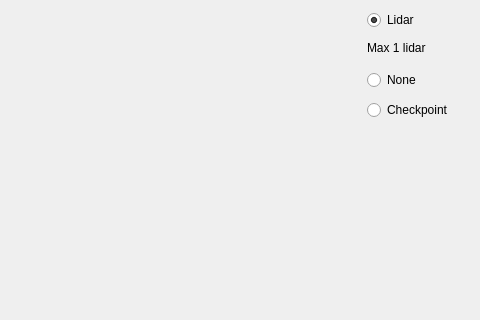
First picture: the form in src/gui/simulation/environment_test/simulatemapwindow.ui, repository madmilla/THO78-Roborescue, before the edit; both pictures show x 193 to 673 and y 0 to 320 of the 673 by 475 pixel window.
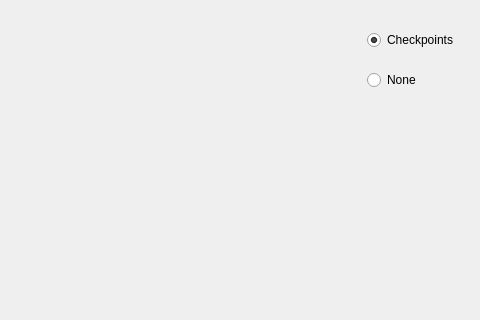
Second picture: the form after the edit.

Commit message:
All warnings fixed / lidar removed
Removed lidar add option and replaced it with only checkpoints. Fixed
all warnings that weren’t handled correctly.

The edit to the form file:
```diff
--- a/src/gui/simulation/environment_test/simulatemapwindow.ui
+++ b/src/gui/simulation/environment_test/simulatemapwindow.ui
@@ -26,22 +26,6 @@
     <string>Simulate</string>
    </property>
   </widget>
-  <widget class="QRadioButton" name="lidarButton">
-   <property name="geometry">
-    <rect>
-     <x>560</x>
-     <y>10</y>
-     <width>102</width>
-     <height>20</height>
-    </rect>
-   </property>
-   <property name="text">
-    <string>Lidar</string>
-   </property>
-   <property name="checked">
-    <bool>true</bool>
-   </property>
-  </widget>
   <widget class="QRadioButton" name="noneButton">
    <property name="geometry">
     <rect>
@@ -55,30 +39,20 @@
     <string>None</string>
    </property>
   </widget>
-  <widget class="QLabel" name="label">
-   <property name="geometry">
-    <rect>
-     <x>560</x>
-     <y>40</y>
-     <width>71</width>
-     <height>16</height>
-    </rect>
-   </property>
-   <property name="text">
-    <string>Max 1 lidar</string>
-   </property>
-  </widget>
   <widget class="QRadioButton" name="checkpointButton">
    <property name="geometry">
     <rect>
      <x>560</x>
-     <y>100</y>
+     <y>30</y>
      <width>102</width>
      <height>20</height>
     </rect>
    </property>
    <property name="text">
-    <string>Checkpoint</string>
+    <string>Checkpoints</string>
+   </property>
+   <property name="checked">
+    <bool>true</bool>
    </property>
   </widget>
  </widget>
```
The commit also changes 19 other files.
